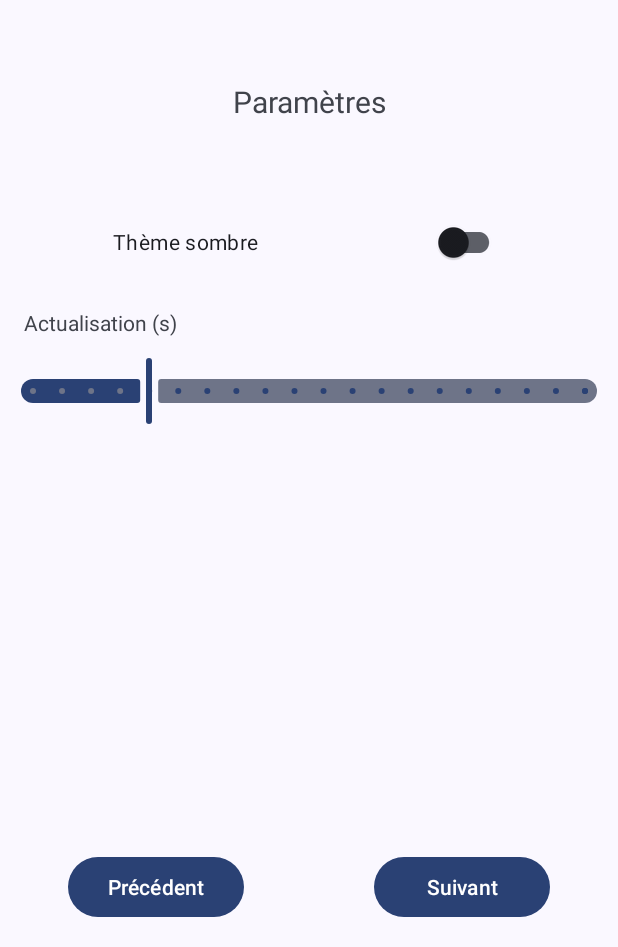
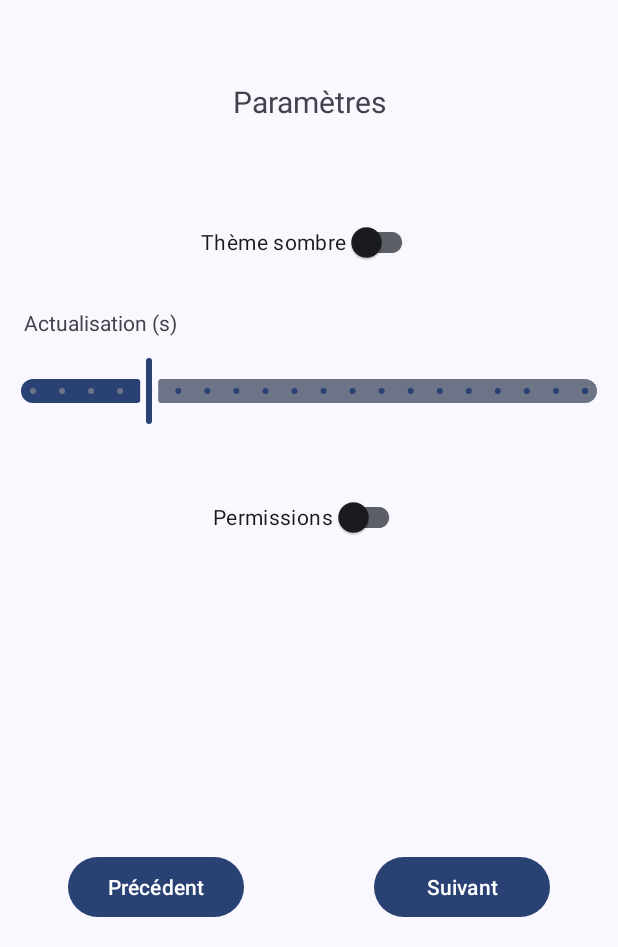
Before and after one commit to ethandudu/YoungLimit, an Android app: the screen it shows after launch (FirstStart), after a tap on "Suivant", on a phone screen of 412 x 824 dp, the part 289-1236 px from its top. Run offline under Robolectric (Android 15) with nearby library versions, the phone set to English and light mode, and no system bars.

Commit message:
Fixed permission prompt

```diff
--- a/app/src/main/res/layout/fragment_settings.xml
+++ b/app/src/main/res/layout/fragment_settings.xml
@@ -49,11 +49,9 @@
 
     <com.google.android.material.switchmaterial.SwitchMaterial
         android:id="@+id/darkmode"
-        android:layout_width="0dp"
-        android:layout_height="48dp"
-        android:layout_marginStart="75dp"
+        android:layout_width="wrap_content"
+        android:layout_height="wrap_content"
         android:layout_marginTop="56dp"
-        android:layout_marginEnd="75dp"
         android:text="@string/darkmode"
         app:layout_constraintEnd_toEndOf="parent"
         app:layout_constraintHorizontal_bias="0.5"
@@ -86,6 +84,16 @@
         app:layout_constraintStart_toStartOf="parent"
         app:layout_constraintTop_toBottomOf="@+id/sliderLabel" />
 
+    <com.google.android.material.switchmaterial.SwitchMaterial
+        android:id="@+id/permissions"
+        android:layout_width="wrap_content"
+        android:layout_height="wrap_content"
+        android:layout_marginTop="36dp"
+        android:text="@string/permissions"
+        app:layout_constraintEnd_toEndOf="parent"
+        app:layout_constraintStart_toStartOf="parent"
+        app:layout_constraintTop_toBottomOf="@+id/slider" />
+
     <com.google.android.material.button.MaterialButton
         android:id="@+id/previous"
         android:layout_width="117dp"
--- a/app/src/main/res/values/strings.xml
+++ b/app/src/main/res/values/strings.xml
@@ -16,4 +16,6 @@
     <string name="location_permission_message">Young Limit a besoin d\'avoir accès à ta position pour t\'afficher la bonne limitation de vitesse. Si tu ne souhaites pas la partager, l\'application ne peut pas fonctionner.</string>
     <string name="ok">OK</string>
     <string name="permission_needed">L\'autorisation de localisation est obligatoire</string>
+    <string name="permissions">Permissions</string>
+    <string name="permission_already_granted">Permission déjà accordée</string>
 </resources>
```
Also changed, not shown: app/src/main/java/fr/ethanduault/younglimit/FirstStart.java (+10 -0 lines), app/src/main/java/fr/ethanduault/younglimit/fragments/FragmentSettings.java (+33 -0 lines).
